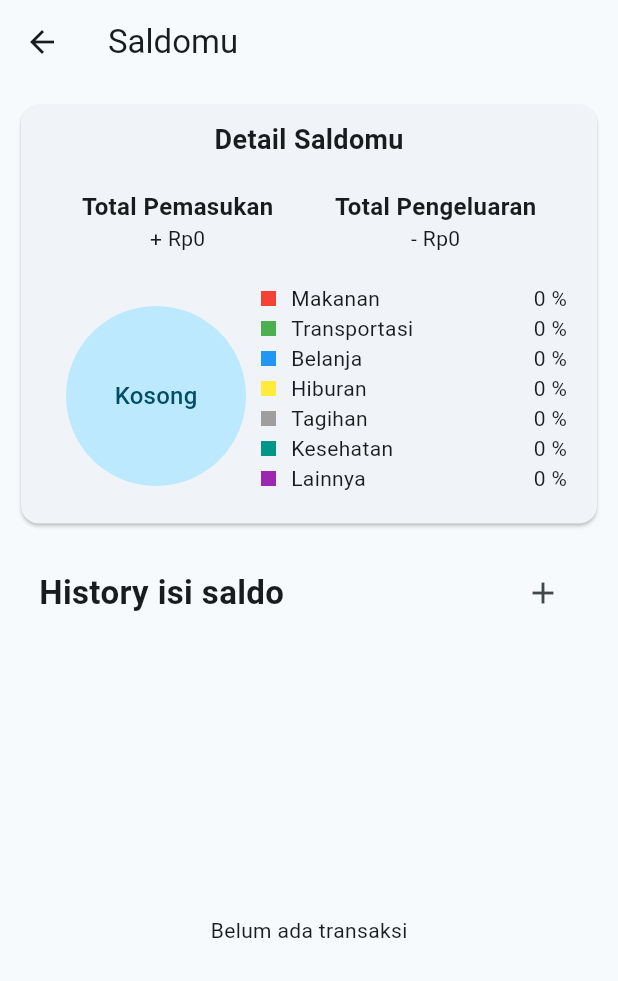
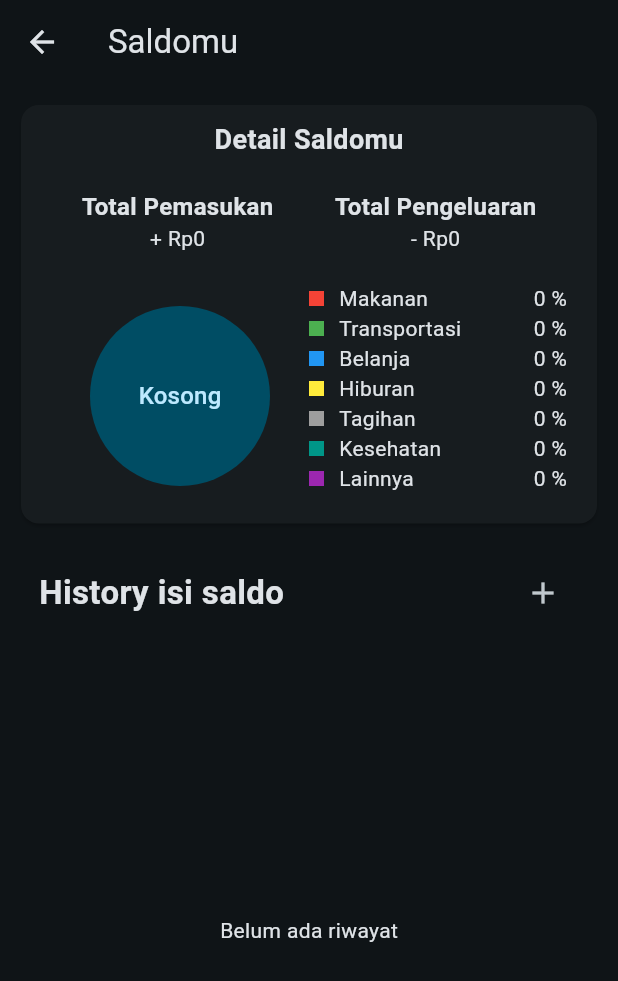
Before and after one commit to ikhsanmuhamad22/mounthly_expensess, a Flutter app: the screen it shows after launch, after a tap on the "add chart" icon, on a phone screen of 412 x 824 dp. Shown: the top 981 px of the screen. Run offline on Flutter 3.47's test engine with Material 3 defaults, Android fonts, the phone set to English and light mode, and no system bars; our stand-ins replace flutter_riverpod, shared_preferences; missing offline and left inert: awesome_circular_chart; statements that could not run were skipped.

Commit message:
add: feature theme

```diff
--- /dev/null
+++ b/lib/data/theme_provider.dart
@@ -0,0 +1,27 @@
+import 'package:flutter/material.dart';
+import 'package:flutter_riverpod/flutter_riverpod.dart';
+import 'package:shared_preferences/shared_preferences.dart';
+
+class ThemeNotifier extends StateNotifier<Brightness> {
+  ThemeNotifier() : super(Brightness.light) {
+    _loadTheme();
+  }
+
+  static const String _themeKey = "app_theme";
+
+  Future<void> _loadTheme() async {
+    final prefs = await SharedPreferences.getInstance();
+    final themeIndex = prefs.getInt(_themeKey) ?? 0;
+    state = Brightness.values[themeIndex];
+  }
+
+  Future<void> setTheme(Brightness brightness) async {
+    state = brightness;
+    final prefs = await SharedPreferences.getInstance();
+    await prefs.setInt(_themeKey, brightness.index);
+  }
+}
+
+final themeProvider = StateNotifierProvider<ThemeNotifier, Brightness>((ref) {
+  return ThemeNotifier();
+});
--- a/lib/main.dart
+++ b/lib/main.dart
@@ -1,23 +1,25 @@
 import 'package:flutter/material.dart';
 import 'package:flutter_riverpod/flutter_riverpod.dart';
+import 'package:mounthly_expenses/data/theme_provider.dart';
 import 'package:mounthly_expenses/views/pages/main_page.dart';
 
 void main() {
   runApp(ProviderScope(child: const MyApp()));
 }
 
-class MyApp extends StatelessWidget {
+class MyApp extends ConsumerWidget {
   const MyApp({super.key});
 
   @override
-  Widget build(BuildContext context) {
+  Widget build(BuildContext context, WidgetRef ref) {
+    final brightness = ref.watch(themeProvider);
     return MaterialApp(
       title: 'Flutter Demo',
       debugShowCheckedModeBanner: false,
       theme: ThemeData(
         colorScheme: ColorScheme.fromSeed(
           seedColor: Colors.blueGrey,
-          brightness: Brightness.light,
+          brightness: brightness,
         ),
       ),
       home: const MainPage(),
--- a/lib/views/pages/balance_page.dart
+++ b/lib/views/pages/balance_page.dart
@@ -2,7 +2,7 @@ import 'package:awesome_circular_chart/awesome_circular_chart.dart';
 import 'package:flutter/material.dart';
 import 'package:flutter_riverpod/flutter_riverpod.dart';
 import 'package:mounthly_expenses/data/models/tx_model.dart';
-import 'package:mounthly_expenses/data/tx_service.dart';
+import 'package:mounthly_expenses/data/tx_provider.dart';
 import 'package:mounthly_expenses/data/utils/formatter.dart';
 import 'package:mounthly_expenses/views/widgets/expense_persentase_widget.dart';
 import 'package:mounthly_expenses/views/widgets/modal_add_income.dart';
@@ -103,7 +103,9 @@ class BalancePage extends ConsumerWidget {
                         Row(
                           children: [
                             expenseByCategoryPercentage.isEmpty
-                                ? Padding(
+                                ? Expanded(
+                                  flex: 5,
+                                  child: Padding(
                                     padding: const EdgeInsets.symmetric(
                                       horizontal: 10.0,
                                     ),
@@ -111,13 +113,20 @@ class BalancePage extends ConsumerWidget {
                                       radius: 60,
                                       child: Text('Kosong'),
                                     ),
+                                  ),
                                 )
-                                : PieChartWidget(
+                                : Expanded(
+                                  flex: 5,
+                                  child: PieChartWidget(
                                     chartKey: chartKey,
                                     data: expenseByCategoryPercentage,
                                   ),
-                            ExpensePersentaseWidget(
+                                ),
+                            Expanded(
+                              flex: 5,
+                              child: ExpensePersentaseWidget(
                                 data: expenseByCategoryPercentage,
+                              ),
                             ),
                           ],
                         ),
@@ -144,7 +153,7 @@ class BalancePage extends ConsumerWidget {
               ),
             ),
             income.isEmpty
-                ? Expanded(child: Center(child: Text('Belum ada transaksi')))
+                ? Expanded(child: Center(child: Text('Belum ada riwayat')))
                 : Expanded(
                   child: ListView.builder(
                     itemCount: income.length,
--- a/lib/views/pages/main_page.dart
+++ b/lib/views/pages/main_page.dart
@@ -1,7 +1,7 @@
 import 'package:flutter/material.dart';
 import 'package:flutter_riverpod/flutter_riverpod.dart';
 import 'package:mounthly_expenses/data/models/tx_model.dart';
-import 'package:mounthly_expenses/data/tx_service.dart';
+import 'package:mounthly_expenses/data/tx_provider.dart';
 import 'package:mounthly_expenses/views/pages/setting_page.dart';
 import 'package:mounthly_expenses/views/widgets/balance_card_widget.dart';
 import 'package:mounthly_expenses/views/widgets/modal_detail_exp.dart';
--- a/lib/views/widgets/balance_card_widget.dart
+++ b/lib/views/widgets/balance_card_widget.dart
@@ -1,6 +1,6 @@
 import 'package:flutter/material.dart';
 import 'package:flutter_riverpod/flutter_riverpod.dart';
-import 'package:mounthly_expenses/data/tx_service.dart';
+import 'package:mounthly_expenses/data/tx_provider.dart';
 import 'package:mounthly_expenses/data/utils/formatter.dart';
 import 'package:mounthly_expenses/views/pages/balance_page.dart';
 
--- a/lib/views/widgets/expense_persentase_widget.dart
+++ b/lib/views/widgets/expense_persentase_widget.dart
@@ -1,5 +1,4 @@
 import 'package:flutter/material.dart';
-import 'package:flutter/widgets.dart';
 
 class ExpensePersentaseWidget extends StatelessWidget {
   const ExpensePersentaseWidget({super.key, required this.data});
@@ -29,7 +28,7 @@ class ExpensePersentaseWidget extends StatelessWidget {
                       ],
                     ),
                     Text(
-                      '${data['Makanan'] != null ? data['Makanan']!.toStringAsFixed(1) : 0} %',
+                      '${data['Makanan'] != null ? data['Makanan']!.toStringAsFixed(0) : 0} %',
                     ),
                   ],
                 ),
@@ -44,7 +43,7 @@ class ExpensePersentaseWidget extends StatelessWidget {
                       ],
                     ),
                     Text(
-                      '${data['Transportasi'] != null ? data['Transportasi']!.toStringAsFixed(1) : 0} %',
+                      '${data['Transportasi'] != null ? data['Transportasi']!.toStringAsFixed(0) : 0} %',
                     ),
                   ],
                 ),
@@ -59,7 +58,7 @@ class ExpensePersentaseWidget extends StatelessWidget {
                       ],
                     ),
                     Text(
-                      '${data['Belanja'] != null ? data['Belanja']!.toStringAsFixed(1) : 0} %',
+                      '${data['Belanja'] != null ? data['Belanja']!.toStringAsFixed(0) : 0} %',
                     ),
                   ],
                 ),
@@ -74,7 +73,7 @@ class ExpensePersentaseWidget extends StatelessWidget {
                       ],
                     ),
                     Text(
-                      '${data['Hiburan'] != null ? data['Hiburan']!.toStringAsFixed(1) : 0} %',
+                      '${data['Hiburan'] != null ? data['Hiburan']!.toStringAsFixed(0) : 0} %',
                     ),
                   ],
                 ),
@@ -89,7 +88,7 @@ class ExpensePersentaseWidget extends StatelessWidget {
                       ],
                     ),
                     Text(
-                      '${data['Tagihan'] != null ? data['Tagihan']!.toStringAsFixed(1) : 0} %',
+                      '${data['Tagihan'] != null ? data['Tagihan']!.toStringAsFixed(0) : 0} %',
                     ),
                   ],
                 ),
@@ -104,7 +103,7 @@ class ExpensePersentaseWidget extends StatelessWidget {
                       ],
                     ),
                     Text(
-                      '${data['Kesehatan'] != null ? data['Kesehatan']!.toStringAsFixed(1) : 0} %',
+                      '${data['Kesehatan'] != null ? data['Kesehatan']!.toStringAsFixed(0) : 0} %',
                     ),
                   ],
                 ),
@@ -119,7 +118,7 @@ class ExpensePersentaseWidget extends StatelessWidget {
                       ],
                     ),
                     Text(
-                      '${data['Lainnya'] != null ? data['Lainnya']!.toStringAsFixed(1) : 0} %',
+                      '${data['Lainnya'] != null ? data['Lainnya']!.toStringAsFixed(0) : 0} %',
                     ),
                   ],
                 ),
```
Also changed, not shown: lib/data/tx_provider.dart (renamed from lib/data/tx_service.dart, +6 -1 lines), lib/views/pages/setting_page.dart (+74 -4 lines), lib/views/widgets/modal_add_exp.dart (+20 -6 lines), lib/views/widgets/modal_add_income.dart (+19 -5 lines). Lines whose indentation alone changed are shown as unchanged.
